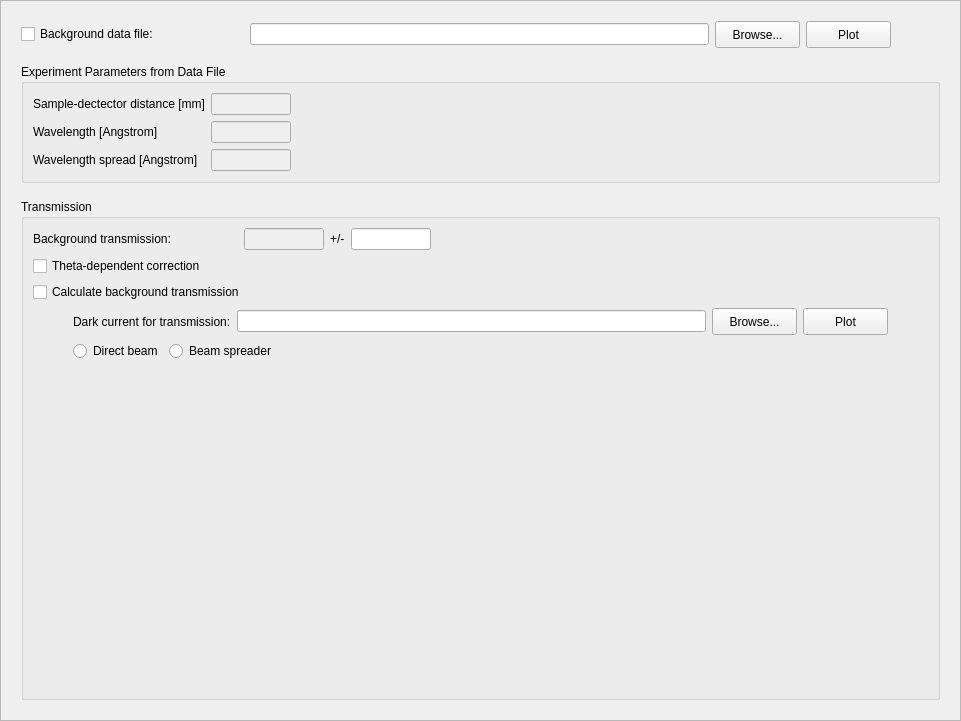
Above: Code/Mantid/scripts/Interface/ui/sans/hfir_background.ui from mantidproject/mantid before the change. Below: the same form after it.
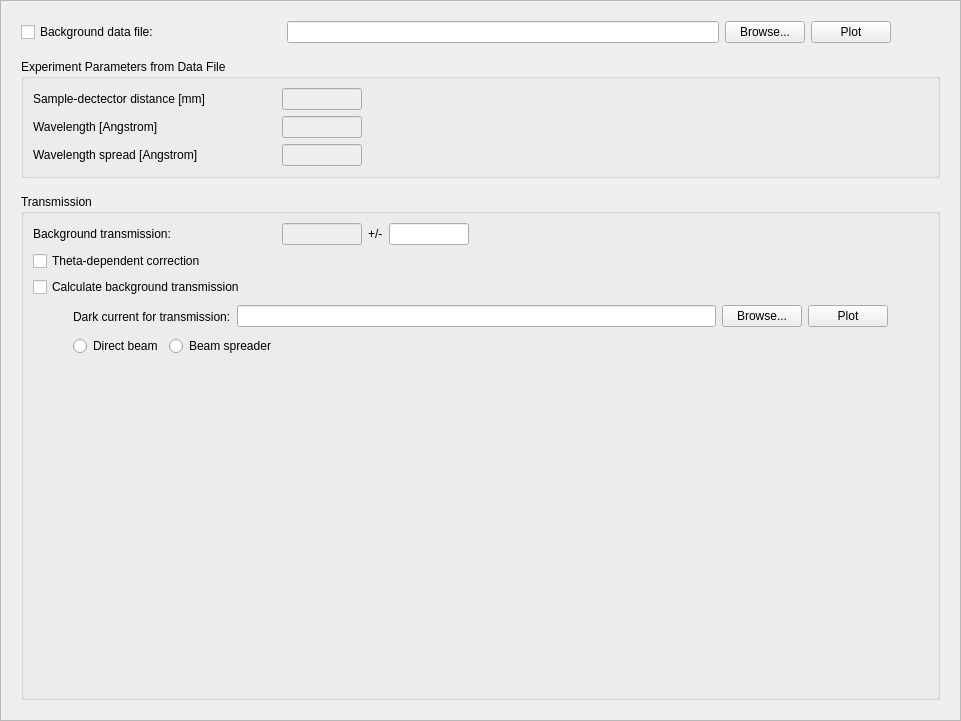
That is the form after the change.

The edit to the form file:
```diff
--- a/Code/Mantid/scripts/Interface/ui/sans/hfir_background.ui
+++ b/Code/Mantid/scripts/Interface/ui/sans/hfir_background.ui
@@ -51,9 +51,15 @@
              <verstretch>0</verstretch>
             </sizepolicy>
            </property>
+           <property name="minimumSize">
+            <size>
+             <width>175</width>
+             <height>0</height>
+            </size>
+           </property>
            <property name="maximumSize">
             <size>
-             <width>16777215</width>
+             <width>175</width>
              <height>16777215</height>
             </size>
            </property>
@@ -116,14 +122,14 @@
            </property>
            <property name="minimumSize">
             <size>
-             <width>85</width>
-             <height>27</height>
+             <width>0</width>
+             <height>0</height>
             </size>
            </property>
            <property name="maximumSize">
             <size>
-             <width>85</width>
-             <height>27</height>
+             <width>16777215</width>
+             <height>16777215</height>
             </size>
            </property>
            <property name="toolTip">
@@ -144,14 +150,14 @@
            </property>
            <property name="minimumSize">
             <size>
-             <width>85</width>
-             <height>27</height>
+             <width>0</width>
+             <height>0</height>
             </size>
            </property>
            <property name="maximumSize">
             <size>
-             <width>85</width>
-             <height>27</height>
+             <width>16777215</width>
+             <height>16777215</height>
             </size>
            </property>
            <property name="toolTip">
@@ -231,8 +237,29 @@
             <property name="fieldGrowthPolicy">
              <enum>QFormLayout::AllNonFixedFieldsGrow</enum>
             </property>
+            <property name="horizontalSpacing">
+             <number>0</number>
+            </property>
             <item row="0" column="0">
              <widget class="QLabel" name="label_4">
+              <property name="sizePolicy">
+               <sizepolicy hsizetype="Fixed" vsizetype="Preferred">
+                <horstretch>0</horstretch>
+                <verstretch>0</verstretch>
+               </sizepolicy>
+              </property>
+              <property name="minimumSize">
+               <size>
+                <width>249</width>
+                <height>0</height>
+               </size>
+              </property>
+              <property name="maximumSize">
+               <size>
+                <width>249</width>
+                <height>16777215</height>
+               </size>
+              </property>
               <property name="text">
                <string>Sample-dectector distance [mm]</string>
               </property>
@@ -364,6 +391,18 @@
                 <verstretch>0</verstretch>
                </sizepolicy>
               </property>
+              <property name="minimumSize">
+               <size>
+                <width>180</width>
+                <height>0</height>
+               </size>
+              </property>
+              <property name="maximumSize">
+               <size>
+                <width>180</width>
+                <height>16777215</height>
+               </size>
+              </property>
               <property name="text">
                <string>Background transmission:</string>
               </property>
@@ -379,7 +418,7 @@
               </property>
               <property name="sizeHint" stdset="0">
                <size>
-                <width>67</width>
+                <width>63</width>
                 <height>20</height>
                </size>
               </property>
@@ -555,14 +594,14 @@
               </property>
               <property name="minimumSize">
                <size>
-                <width>85</width>
-                <height>27</height>
+                <width>0</width>
+                <height>0</height>
                </size>
               </property>
               <property name="maximumSize">
                <size>
-                <width>85</width>
-                <height>27</height>
+                <width>16777215</width>
+                <height>16777215</height>
                </size>
               </property>
               <property name="toolTip">
@@ -583,14 +622,14 @@
               </property>
               <property name="minimumSize">
                <size>
-                <width>85</width>
-                <height>27</height>
+                <width>0</width>
+                <height>0</height>
                </size>
               </property>
               <property name="maximumSize">
                <size>
-                <width>85</width>
-                <height>27</height>
+                <width>16777215</width>
+                <height>16777215</height>
                </size>
               </property>
               <property name="toolTip">
```
